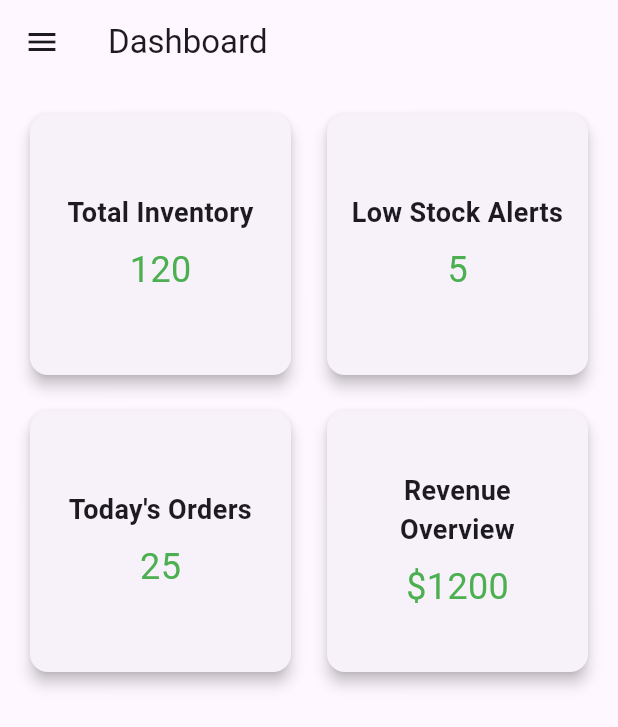
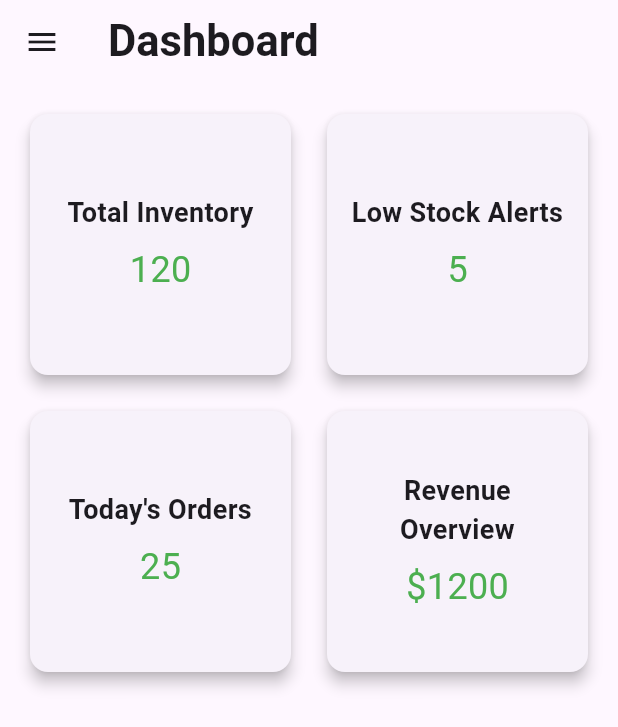
Before and after one commit to SahadRushdi/thogakade_ui, a Flutter app: the screen it shows after launch, on a phone screen of 412 x 824 dp. Shown: the top 727 px of the screen. Run offline on Flutter 3.47's test engine with Material 3 defaults, Android fonts, the phone set to English and light mode, and no system bars.

Commit message:
Made UI Changes.

```diff
--- a/lib/presentations/screens/dashboard_screen.dart
+++ b/lib/presentations/screens/dashboard_screen.dart
@@ -6,7 +6,13 @@ class DashboardScreen extends StatelessWidget {
   Widget build(BuildContext context) {
     return Scaffold(
       appBar: AppBar(
-        title: Text('Dashboard'),
+        title: Text(
+            'Dashboard',
+          style: TextStyle(
+            fontSize: 29,
+            fontWeight: FontWeight.w600,
+          ),
+        ),
       ),
       body: Padding(
         padding: const EdgeInsets.all(16.0),
@@ -27,10 +33,14 @@ class DashboardScreen extends StatelessWidget {
           padding: EdgeInsets.zero,
           children: [
             DrawerHeader(
-              decoration: BoxDecoration(color: Colors.green),
+              decoration: BoxDecoration(color: Colors.lightGreen[700]),
               child: Text(
                 'Thoga Kade',
-                style: TextStyle(color: Colors.white, fontSize: 24),
+                style: TextStyle(
+                    color: Colors.white,
+                    fontSize: 32,
+                    fontWeight: FontWeight.bold
+                ),
               ),
             ),
             ListTile(
```
Also changed, not shown: lib/presentations/screens/inventory_screen.dart (+7 -1 lines), lib/presentations/screens/orders_screen.dart (+7 -1 lines), lib/presentations/screens/report_screen.dart (+7 -1 lines).
